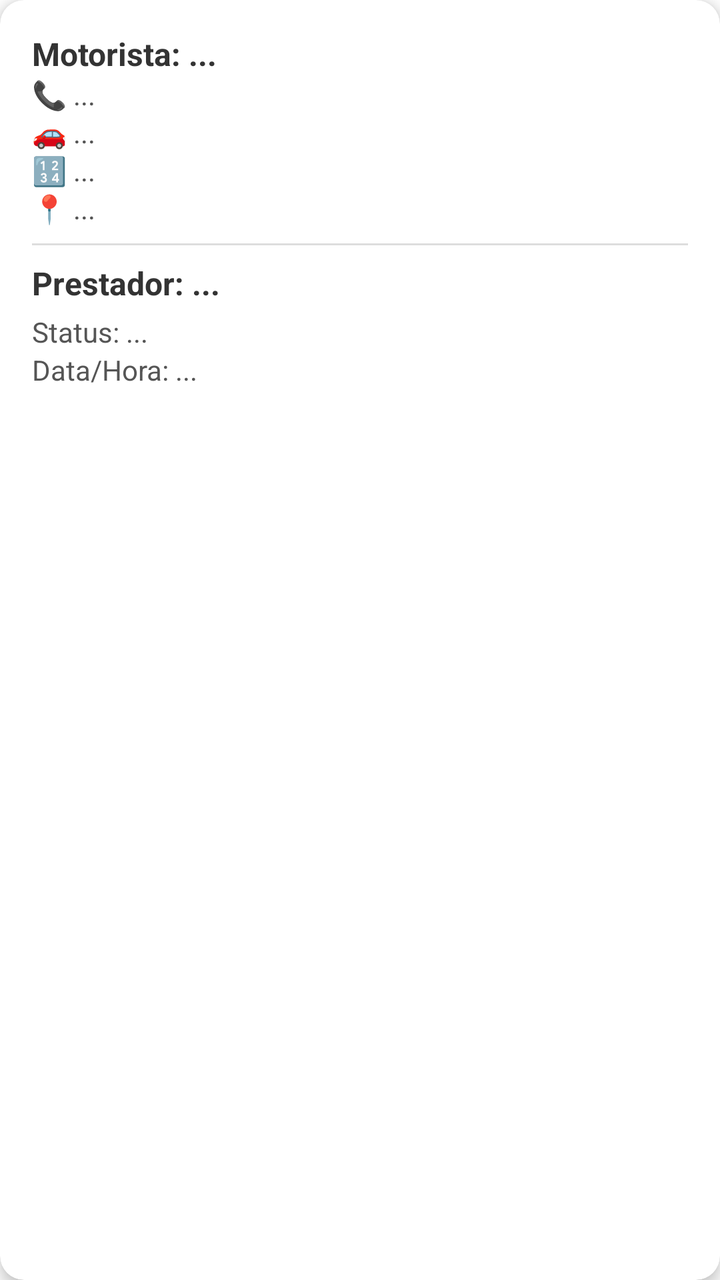
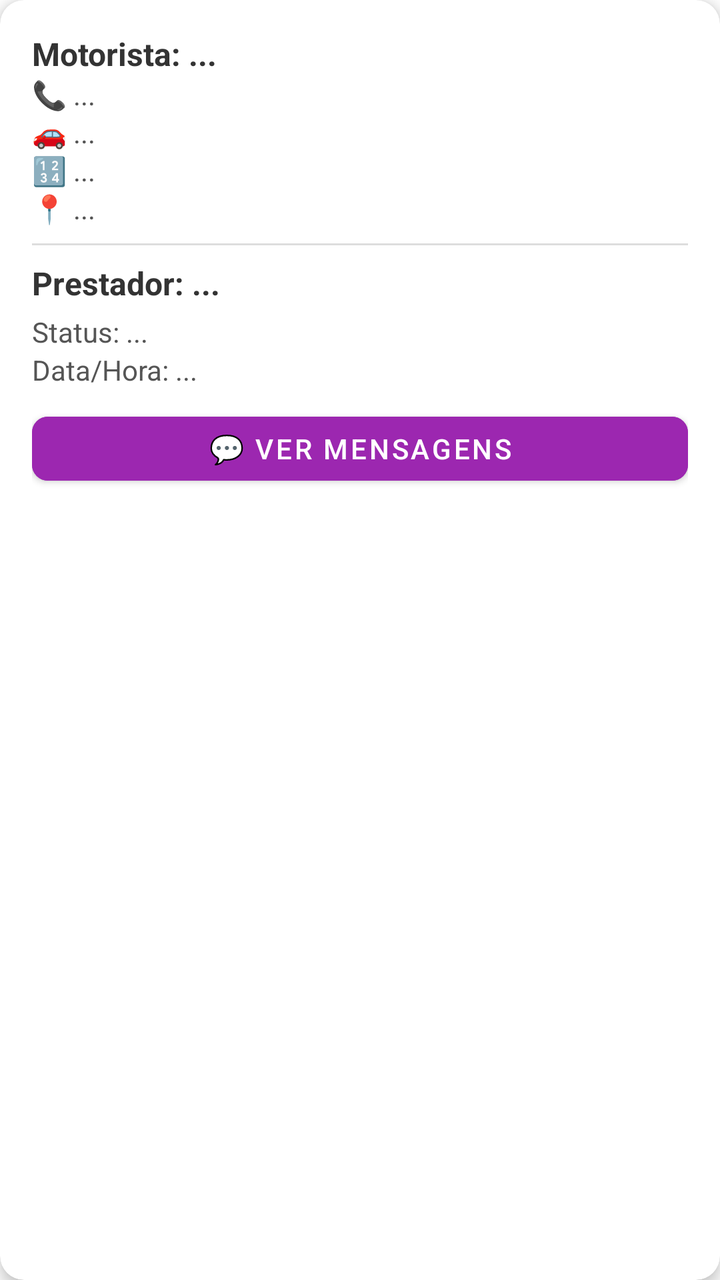

Two renders of the same Android screen: before a commit and after it. Below are the layout's source before the change and the commit's diff.
<!-- AndroidManifest.xml: application theme Theme.MaterialComponents.Light.NoActionBar -->
<!-- res/layout/item_admin_solicitacao.xml -->
<?xml version="1.0" encoding="utf-8"?>
<androidx.cardview.widget.CardView xmlns:android="http://schemas.android.com/apk/res/android"
    xmlns:app="http://schemas.android.com/apk/res-auto"
    android:layout_width="match_parent"
    android:layout_height="wrap_content"
    android:layout_margin="8dp"
    app:cardCornerRadius="12dp"
    app:cardElevation="4dp">

    <LinearLayout
        android:layout_width="match_parent"
        android:layout_height="wrap_content"
        android:orientation="vertical"
        android:padding="16dp">

        <TextView
            android:id="@+id/tvMotoristaNomeAdmin"
            android:layout_width="match_parent"
            android:layout_height="wrap_content"
            android:text="Motorista: ..."
            android:textSize="16sp"
            android:textStyle="bold"
            android:textColor="#333" />

        <TextView
            android:id="@+id/tvMotoristaTelefoneAdmin"
            android:layout_width="match_parent"
            android:layout_height="wrap_content"
            android:text="📞 ..."
            android:textSize="14sp"
            android:textColor="#555" />

        <TextView
            android:id="@+id/tvMotoristaVeiculoAdmin"
            android:layout_width="match_parent"
            android:layout_height="wrap_content"
            android:text="🚗 ..."
            android:textSize="14sp"
            android:textColor="#555" />

        <TextView
            android:id="@+id/tvMotoristaPlacaAdmin"
            android:layout_width="match_parent"
            android:layout_height="wrap_content"
            android:text="🔢 ..."
            android:textSize="14sp"
            android:textColor="#555" />

        <TextView
            android:id="@+id/tvMotoristaEnderecoAdmin"
            android:layout_width="match_parent"
            android:layout_height="wrap_content"
            android:text="📍 ..."
            android:textSize="14sp"
            android:textColor="#555"
            android:layout_marginBottom="8dp" />

        <View
            android:layout_width="match_parent"
            android:layout_height="1dp"
            android:background="#DDD"
            android:layout_marginBottom="8dp" />

        <TextView
            android:id="@+id/tvPrestadorNomeAdmin"
            android:layout_width="match_parent"
            android:layout_height="wrap_content"
            android:text="Prestador: ..."
            android:textSize="16sp"
            android:textStyle="bold"
            android:textColor="#333"
            android:layout_marginBottom="4dp" />

        <TextView
            android:id="@+id/tvStatusAdmin"
            android:layout_width="match_parent"
            android:layout_height="wrap_content"
            android:text="Status: ..."
            android:textSize="14sp"
            android:textColor="#555" />

        <TextView
            android:id="@+id/tvDataHoraAdmin"
            android:layout_width="match_parent"
            android:layout_height="wrap_content"
            android:text="Data/Hora: ..."
            android:textSize="14sp"
            android:textColor="#555" />

    </LinearLayout>
</androidx.cardview.widget.CardView>
<!-- resources referenced by this layout -->
<resources>

</resources>

<!-- the commit's change to res/layout/item_admin_solicitacao.xml (unified diff, before → after) -->
@@ -87,5 +87,20 @@
             android:textSize="14sp"
             android:textColor="#555" />
 
+        <Button
+            android:id="@+id/btnVerMensagensAdmin"
+            android:layout_width="match_parent"
+            android:layout_height="44dp"
+            android:paddingHorizontal="16dp"
+            android:gravity="center"
+            android:text="💬 Ver mensagens"
+            android:backgroundTint="#9C27B0"
+            android:textColor="#FFFFFF"
+            android:textSize="14sp"
+            android:maxLines="1"
+            android:ellipsize="end"
+            android:layout_marginTop="8dp"
+            app:cornerRadius="8dp" />
+
     </LinearLayout>
 </androidx.cardview.widget.CardView>
